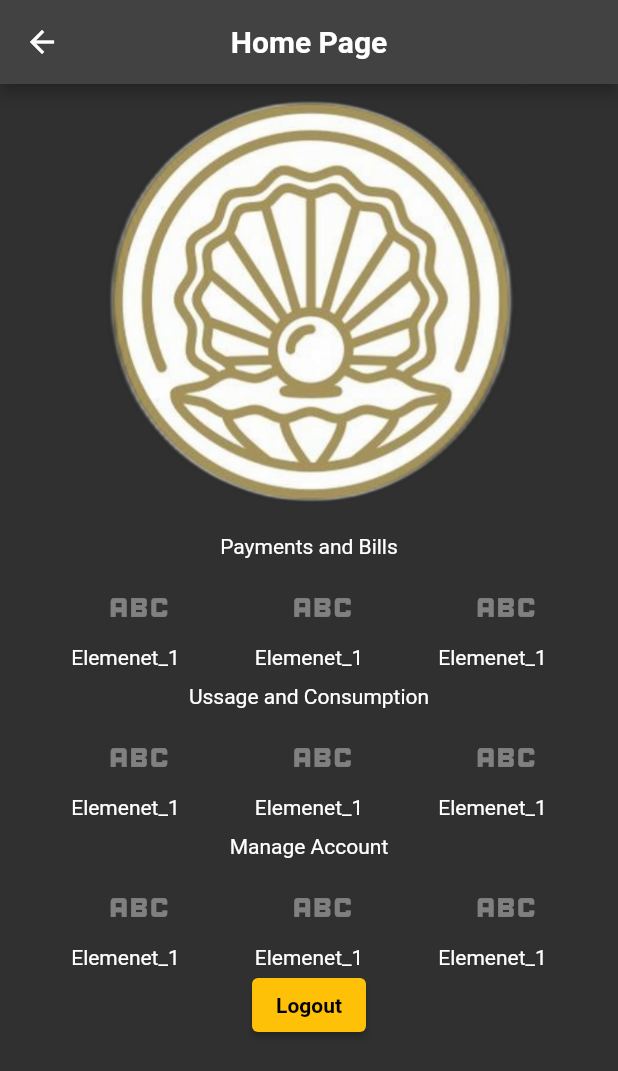
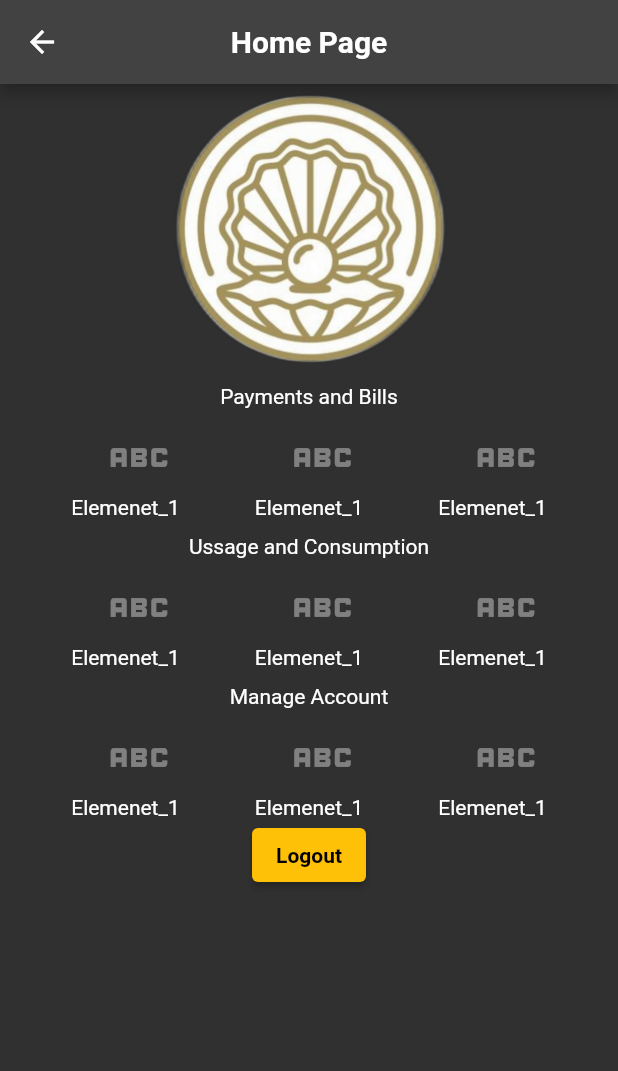
Before and after one commit to nayaksomkar/PearlEnergy, a Flutter app: the HomePage screen opened directly, on a phone screen of 412 x 824 dp. Shown: the top 1071 px of the screen. Run offline on Flutter 3.47's test engine with Material 2 defaults, Android fonts, the phone set to English and light mode, and no system bars.

Commit message:
modified:   lib/pages/homepage/homepage.dart modified:   lib/pages/login/loginoption.dart

```diff
--- a/lib/pages/homepage/homepage.dart
+++ b/lib/pages/homepage/homepage.dart
@@ -28,8 +28,8 @@ class HomePage extends StatelessWidget {
                   image: AssetImage(
                     'assets/images/IconTransparent.png',
                   ),
-                  height: 300,
-                  width: 300,
+                  height: 200,
+                  width: 200,
                 ),
                 Text('Payments and Bills'),
                 Row(
--- a/lib/pages/login/loginoption.dart
+++ b/lib/pages/login/loginoption.dart
@@ -15,8 +15,8 @@ class LoginOption extends StatelessWidget {
               image: AssetImage(
                 'assets/images/LogoTransparent.png',
               ),
-              height: 500,
-              width: 500,
+              height: 300,
+              width: 300,
             ),
             ElevatedButton(
               style: const ButtonStyle(
```
